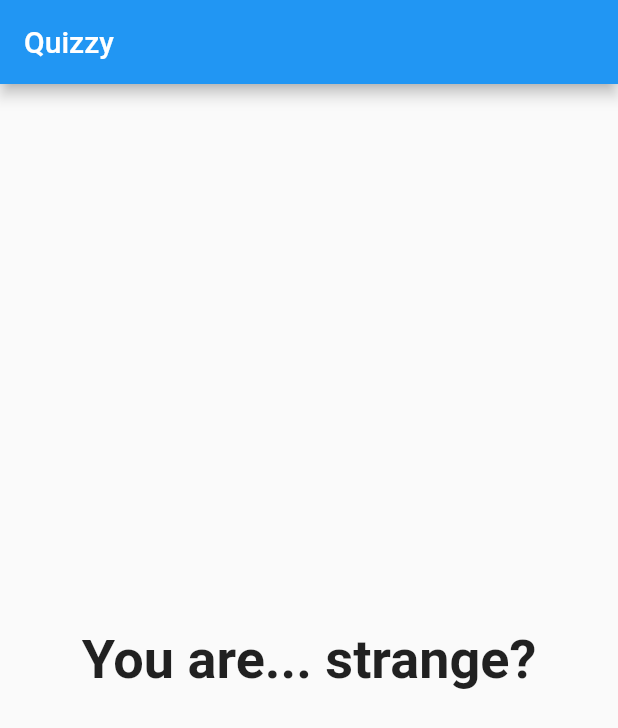
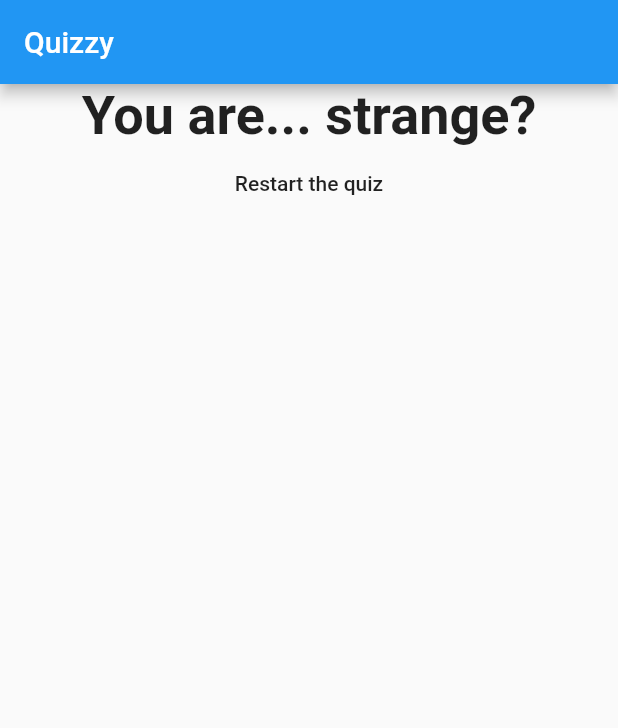
Before and after one commit to abhrp/quizzy, a Flutter app: the screen it shows after launch, after a tap on "Black", after a tap on "Tiger", after a tap on "Chocolate", on a phone screen of 412 x 824 dp. Shown: the top 728 px of the screen. Run offline on Flutter 3.47's test engine with Material 2 defaults, Android fonts, the phone set to English and light mode, and no system bars.

Commit message:
Added a function to reset the quiz

```diff
--- a/lib/main.dart
+++ b/lib/main.dart
@@ -53,6 +53,13 @@ class _QuizzyState extends State<QuizzyApp> {
     print(_totalScore);
   }
 
+  void _restartQuiz() {
+    setState(() {
+      _questionIndex = 0;
+      _totalScore = 0;
+    });
+  }
+
   @override
   Widget build(BuildContext context) {
     return MaterialApp(
@@ -63,7 +70,7 @@ class _QuizzyState extends State<QuizzyApp> {
                 question: _questions[_questionIndex]['question'],
                 answers: _questions[_questionIndex]['answers'],
                 clicked: _answerClicked)
-            : Result(_totalScore),
+            : Result(_totalScore, _restartQuiz),
       ), //Scaffold
     ); //MaterialApp
   }
--- a/lib/result.dart
+++ b/lib/result.dart
@@ -2,8 +2,9 @@ import 'package:flutter/material.dart';
 
 class Result extends StatelessWidget {
   final int finalScore;
+  final Function restartQuiz;
 
-  Result(this.finalScore);
+  Result(this.finalScore, this.restartQuiz);
 
   String get resultPhrase {
     String resultText;
@@ -22,10 +23,18 @@ class Result extends StatelessWidget {
   @override
   Widget build(BuildContext context) {
     return Center(
-      child: Text(
-        resultPhrase,
-        style: TextStyle(fontSize: 36, fontWeight: FontWeight.bold),
-        textAlign: TextAlign.center,
+      child: Column(
+        children: <Widget>[
+          Text(
+            resultPhrase,
+            style: TextStyle(fontSize: 36, fontWeight: FontWeight.bold),
+            textAlign: TextAlign.center,
+          ),
+          FlatButton(
+            child: Text('Restart the quiz'),
+            onPressed: restartQuiz,
+          )
+        ],
       ),
     );
   }
```
